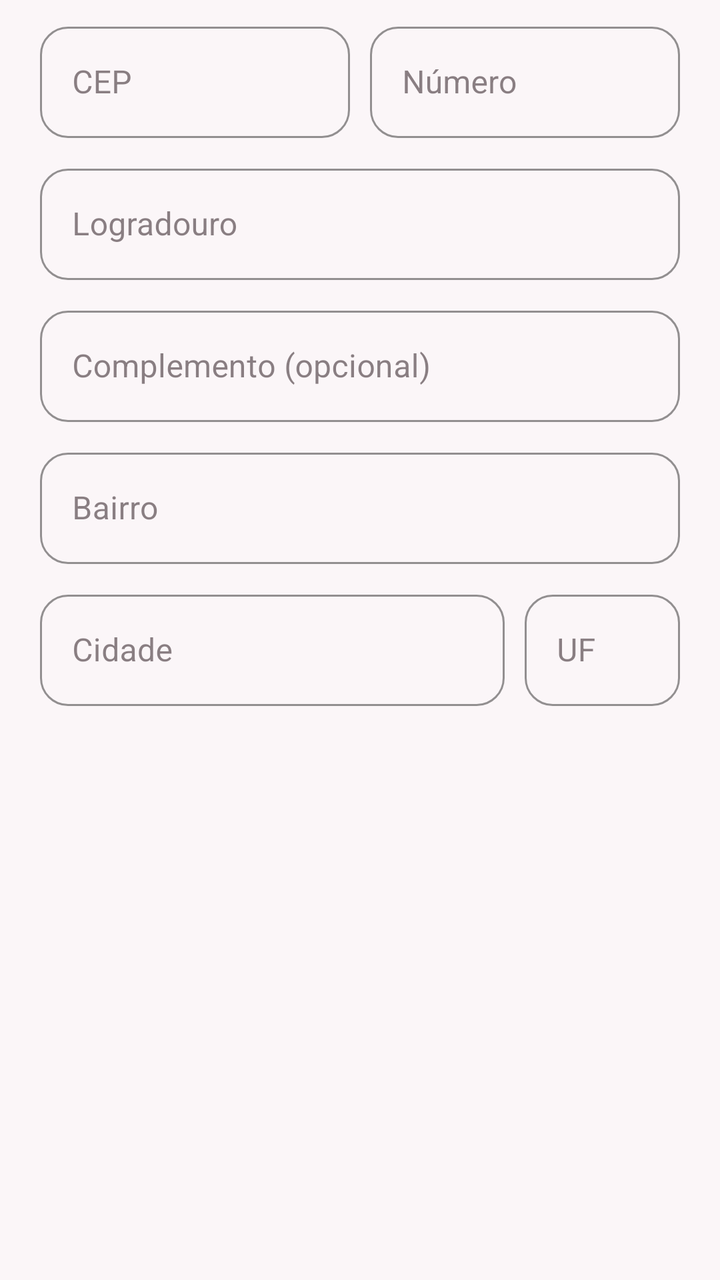
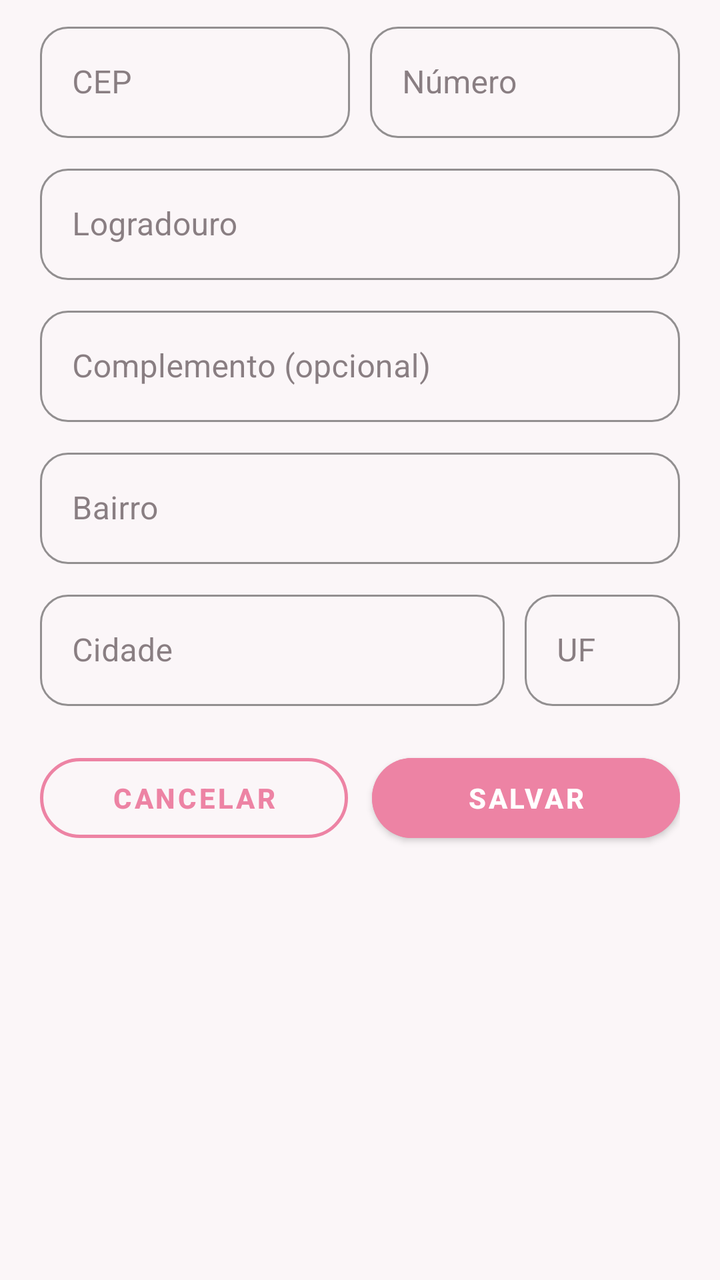

Compare the two renders of this Android layout. The source of the first and the diff that turns it into the second are given below.
<!-- AndroidManifest.xml: application theme Theme.ArthurBaby -->
<!-- res/layout/dialog_novo_endereco.xml -->
<?xml version="1.0" encoding="utf-8"?>
<ScrollView xmlns:android="http://schemas.android.com/apk/res/android"
    xmlns:app="http://schemas.android.com/apk/res-auto"
    android:layout_width="match_parent"
    android:layout_height="wrap_content">

    <LinearLayout
        android:layout_width="match_parent"
        android:layout_height="wrap_content"
        android:orientation="vertical"
        android:paddingHorizontal="20dp"
        android:paddingTop="8dp"
        android:paddingBottom="4dp">

        <LinearLayout
            android:layout_width="match_parent"
            android:layout_height="wrap_content"
            android:orientation="horizontal">

            <com.google.android.material.textfield.TextInputLayout
                style="@style/CampoArredondado"
                android:layout_width="0dp"
                android:layout_height="wrap_content"
                android:layout_weight="1"
                android:hint="CEP">

                <com.google.android.material.textfield.TextInputEditText
                    android:id="@+id/etCep"
                    android:layout_width="match_parent"
                    android:layout_height="wrap_content"
                    android:inputType="number"
                    android:maxLength="9" />
            </com.google.android.material.textfield.TextInputLayout>

            <com.google.android.material.textfield.TextInputLayout
                style="@style/CampoArredondado"
                android:layout_width="0dp"
                android:layout_height="wrap_content"
                android:layout_weight="1"
                android:layout_marginStart="10dp"
                android:hint="Número">

                <com.google.android.material.textfield.TextInputEditText
                    android:id="@+id/etNumero"
                    android:layout_width="match_parent"
                    android:layout_height="wrap_content"
                    android:inputType="text" />
            </com.google.android.material.textfield.TextInputLayout>
        </LinearLayout>

        <com.google.android.material.textfield.TextInputLayout
            style="@style/CampoArredondado"
            android:layout_width="match_parent"
            android:layout_height="wrap_content"
            android:hint="Logradouro"
            android:layout_marginTop="10dp">

            <com.google.android.material.textfield.TextInputEditText
                android:id="@+id/etLogradouro"
                android:layout_width="match_parent"
                android:layout_height="wrap_content"
                android:inputType="textPostalAddress|textCapWords" />
        </com.google.android.material.textfield.TextInputLayout>

        <com.google.android.material.textfield.TextInputLayout
            style="@style/CampoArredondado"
            android:layout_width="match_parent"
            android:layout_height="wrap_content"
            android:hint="Complemento (opcional)"
            android:layout_marginTop="10dp">

            <com.google.android.material.textfield.TextInputEditText
                android:id="@+id/etComplemento"
                android:layout_width="match_parent"
                android:layout_height="wrap_content"
                android:inputType="textCapSentences" />
        </com.google.android.material.textfield.TextInputLayout>

        <com.google.android.material.textfield.TextInputLayout
            style="@style/CampoArredondado"
            android:layout_width="match_parent"
            android:layout_height="wrap_content"
            android:hint="Bairro"
            android:layout_marginTop="10dp">

            <com.google.android.material.textfield.TextInputEditText
                android:id="@+id/etBairro"
                android:layout_width="match_parent"
                android:layout_height="wrap_content"
                android:inputType="textCapWords" />
        </com.google.android.material.textfield.TextInputLayout>

        <LinearLayout
            android:layout_width="match_parent"
            android:layout_height="wrap_content"
            android:layout_marginTop="10dp"
            android:orientation="horizontal">

            <com.google.android.material.textfield.TextInputLayout
                style="@style/CampoArredondado"
                android:layout_width="0dp"
                android:layout_height="wrap_content"
                android:layout_weight="3"
                android:hint="Cidade">

                <com.google.android.material.textfield.TextInputEditText
                    android:id="@+id/etCidade"
                    android:layout_width="match_parent"
                    android:layout_height="wrap_content"
                    android:inputType="textCapWords" />
            </com.google.android.material.textfield.TextInputLayout>

            <com.google.android.material.textfield.TextInputLayout
                style="@style/CampoArredondado"
                android:layout_width="0dp"
                android:layout_height="wrap_content"
                android:layout_weight="1"
                android:layout_marginStart="10dp"
                android:hint="UF">

                <com.google.android.material.textfield.TextInputEditText
                    android:id="@+id/etUf"
                    android:layout_width="match_parent"
                    android:layout_height="wrap_content"
                    android:inputType="textCapCharacters"
                    android:maxLength="2" />
            </com.google.android.material.textfield.TextInputLayout>
        </LinearLayout>
    </LinearLayout>
</ScrollView>
<!-- resources referenced by this layout -->
<resources>
  <style name="CampoArredondado" parent="Widget.MaterialComponents.TextInputLayout.OutlinedBox">
          <item name="boxStrokeColor">@color/rosa_arthur</item>
          <item name="hintTextColor">@color/rosa_arthur</item>
          <item name="boxCornerRadiusTopStart">14dp</item>
          <item name="boxCornerRadiusTopEnd">14dp</item>
          <item name="boxCornerRadiusBottomStart">14dp</item>
          <item name="boxCornerRadiusBottomEnd">14dp</item>
      </style>
  <style name="Theme.ArthurBaby" parent="Theme.MaterialComponents.DayNight.NoActionBar">
          <item name="colorPrimary">@color/verde_arthur</item>
          <item name="colorPrimaryVariant">@color/verde_escuro</item>
          <item name="colorOnPrimary">@color/branco</item>
          <item name="colorSecondary">@color/rosa_arthur</item>
          <item name="colorSecondaryVariant">@color/rosa_escuro</item>
          <item name="colorOnSecondary">@color/branco</item>
          <item name="android:statusBarColor">@color/verde_arthur</item>
          <item name="android:windowBackground">@color/fundo_claro</item>
          <item name="android:navigationBarColor">@color/branco</item>
          <item name="colorSurface">@color/branco</item>
          <item name="colorOnSurface">@color/texto_primario</item>
  
          
          <item name="android:windowLightStatusBar">false</item>
          <item name="android:windowLightNavigationBar">true</item>
      </style>
  <color name="rosa_arthur">#ED83A4</color>
  <color name="verde_arthur">#37B6B0</color>
  <color name="verde_escuro">#2A8F8A</color>
  <color name="branco">#FFFFFF</color>
  <color name="rosa_escuro">#D56586</color>
  <color name="fundo_claro">#FBF6F8</color>
  <color name="texto_primario">#3D2E34</color>
</resources>

<!-- the commit's change to res/layout/dialog_novo_endereco.xml (unified diff, before → after) -->
@@ -10,7 +10,7 @@
         android:orientation="vertical"
         android:paddingHorizontal="20dp"
         android:paddingTop="8dp"
-        android:paddingBottom="4dp">
+        android:paddingBottom="20dp">
 
         <LinearLayout
             android:layout_width="match_parent"
@@ -18,6 +18,7 @@
             android:orientation="horizontal">
 
             <com.google.android.material.textfield.TextInputLayout
+                android:id="@+id/tilCep"
                 style="@style/CampoArredondado"
                 android:layout_width="0dp"
                 android:layout_height="wrap_content"
@@ -126,5 +127,38 @@
                     android:maxLength="2" />
             </com.google.android.material.textfield.TextInputLayout>
         </LinearLayout>
+
+        
+        <LinearLayout
+            android:layout_width="match_parent"
+            android:layout_height="wrap_content"
+            android:layout_marginTop="20dp"
+            android:orientation="horizontal">
+
+            <com.google.android.material.button.MaterialButton
+                android:id="@+id/btnCancelarEndereco"
+                style="@style/Widget.MaterialComponents.Button.OutlinedButton"
+                android:layout_width="0dp"
+                android:layout_height="52dp"
+                android:layout_weight="1"
+                android:text="CANCELAR"
+                android:textColor="@color/rosa_arthur"
+                android:textStyle="bold"
+                app:strokeColor="@color/rosa_arthur"
+                app:strokeWidth="1.5dp"
+                app:cornerRadius="26dp" />
+
+            <com.google.android.material.button.MaterialButton
+                android:id="@+id/btnSalvarEndereco"
+                android:layout_width="0dp"
+                android:layout_height="52dp"
+                android:layout_weight="1"
+                android:layout_marginStart="12dp"
+                android:text="SALVAR"
+                android:textColor="@color/branco"
+                android:textStyle="bold"
+                android:backgroundTint="@color/rosa_arthur"
+                app:cornerRadius="26dp" />
+        </LinearLayout>
     </LinearLayout>
 </ScrollView>
